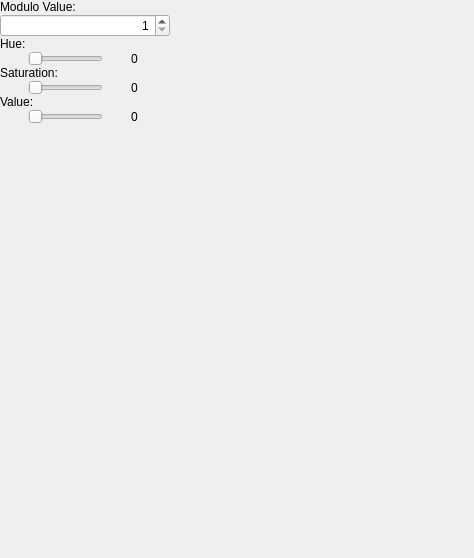
Qt form modulocolordialog.ui (Airels/ihm-tabs) before a commit.
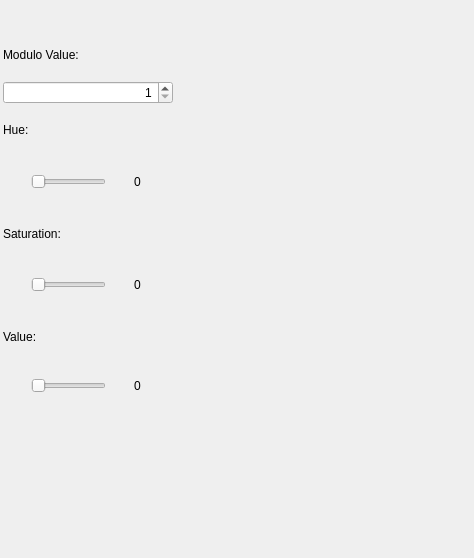
The same form after that commit.

Patch:
```diff
--- a/modulocolordialog.ui
+++ b/modulocolordialog.ui
@@ -10,22 +10,46 @@
     <height>558</height>
    </rect>
   </property>
+  <property name="sizePolicy">
+   <sizepolicy hsizetype="Expanding" vsizetype="Expanding">
+    <horstretch>0</horstretch>
+    <verstretch>0</verstretch>
+   </sizepolicy>
+  </property>
   <property name="windowTitle">
    <string>Dialog</string>
   </property>
+  <layout class="QFormLayout" name="formLayout">
+   <property name="horizontalSpacing">
+    <number>0</number>
+   </property>
+   <property name="verticalSpacing">
+    <number>0</number>
+   </property>
+   <property name="leftMargin">
+    <number>2</number>
+   </property>
+   <property name="topMargin">
+    <number>2</number>
+   </property>
+   <property name="rightMargin">
+    <number>2</number>
+   </property>
+   <property name="bottomMargin">
+    <number>2</number>
+   </property>
+   <item row="0" column="1">
   <widget class="QScrollArea" name="scrollArea">
-   <property name="geometry">
-    <rect>
-     <x>0</x>
-     <y>0</y>
+     <property name="minimumSize">
+      <size>
      <width>200</width>
      <height>500</height>
-    </rect>
+      </size>
    </property>
    <property name="maximumSize">
     <size>
      <width>200</width>
-     <height>16777215</height>
+       <height>500</height>
     </size>
    </property>
    <property name="frameShape">
@@ -63,7 +87,7 @@
       <rect>
        <x>0</x>
        <y>0</y>
-       <width>211</width>
+         <width>213</width>
        <height>636</height>
       </rect>
      </property>
@@ -137,14 +161,14 @@
           </property>
           <property name="minimumSize">
            <size>
-            <width>25</width>
-            <height>300</height>
+              <width>200</width>
+              <height>250</height>
            </size>
           </property>
           <property name="maximumSize">
            <size>
             <width>200</width>
-            <height>16777215</height>
+              <height>250</height>
            </size>
           </property>
           <property name="autoFillBackground">
@@ -330,6 +354,8 @@
     </widget>
    </widget>
   </widget>
+   </item>
+  </layout>
  </widget>
  <resources/>
  <connections>
```
Lines whose indentation alone changed are shown as unchanged.
